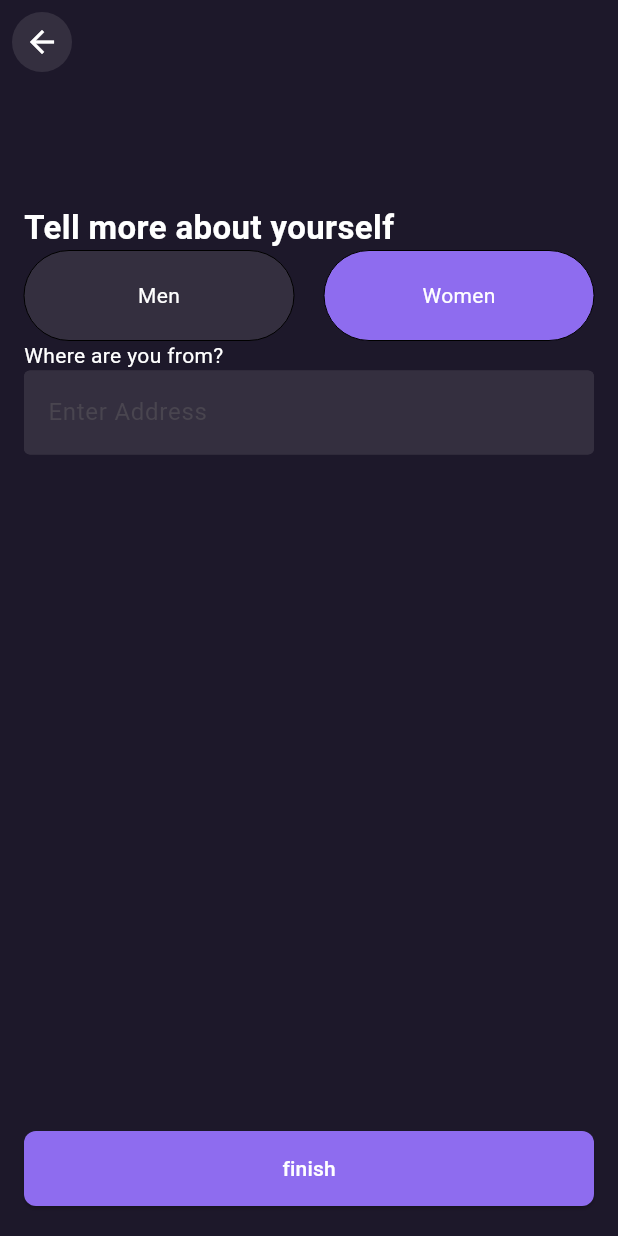
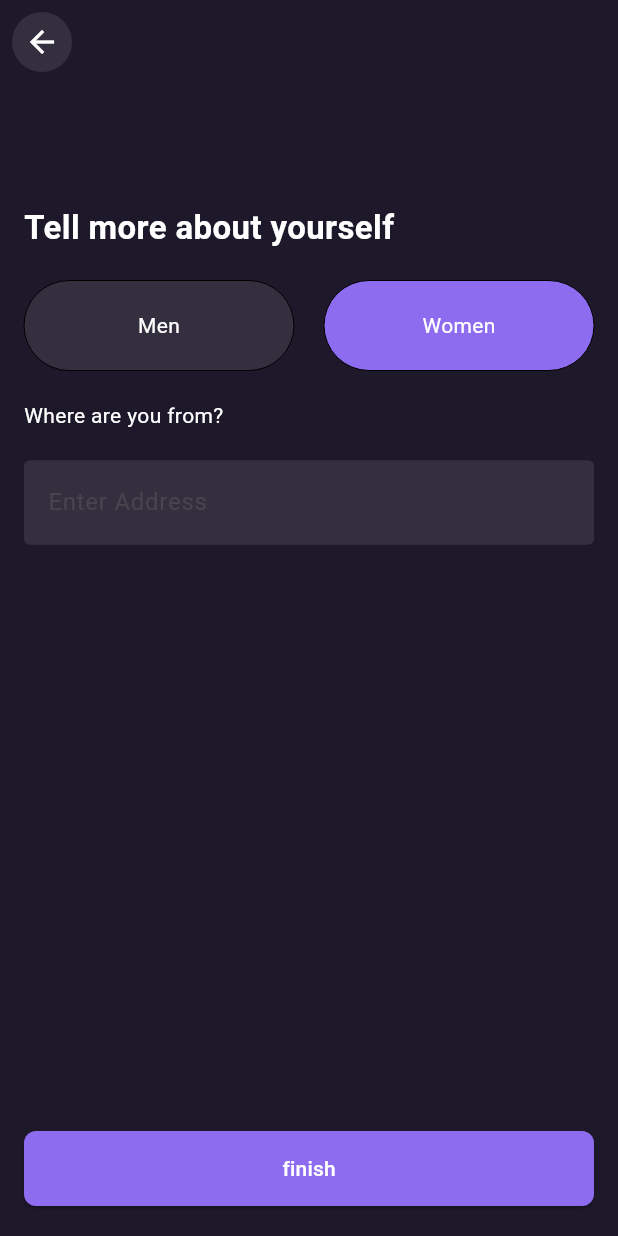
Before and after one commit to ystt1/souvenir_shop_client_FE, a Flutter app: the SignUpPage screen opened directly, after a tap on "Continue", on a phone screen of 412 x 824 dp. Run offline on Flutter 3.47's test engine with Material 3 defaults, Android fonts, the light colour scheme and no system bars; our stand-ins replace cloud_firestore, dartz, firebase_auth, firebase_core, flutter_bloc, flutter_svg and 2 more; accounts and stored records are empty; network calls fail.

Commit message:
change imageUrl of cate

```diff
--- a/lib/data/category/models/category.dart
+++ b/lib/data/category/models/category.dart
@@ -36,7 +36,7 @@ class CategoryModel {
       id: map['id'] as String,
       name: map['name'] as String,
       description: map['description'] as String,
-      imageUrl: map['imageUrl'] as String,
+      imageUrl: processedImageUrl,
       products: map['products'] ?? [],
     );
   }
--- a/lib/presentation/auth/pages/enter_password.dart
+++ b/lib/presentation/auth/pages/enter_password.dart
@@ -66,8 +66,11 @@ class _EnterPasswordPageState extends State<EnterPasswordPage> {
               crossAxisAlignment: CrossAxisAlignment.start,
               children: [
                 _passwordText(context),
+                SizedBox(height: 40,),
                 _passwordField(context),
+                SizedBox(height: 20,),
                 _buttonLogin(context),
+                SizedBox(height: 10,),
                 _forgotPassword(context)
               ],
             ),
--- a/lib/presentation/auth/pages/gender_and_age_selection.dart
+++ b/lib/presentation/auth/pages/gender_and_age_selection.dart
@@ -70,8 +70,11 @@ class _GenderAndAgeSelectionState extends State<GenderAndAgeSelection> {
                     crossAxisAlignment: CrossAxisAlignment.start,
                     children: [
                       _tellUs(context),
+                      SizedBox(height: 20,),
                       _genderSelection(context),
+                      SizedBox(height: 20,),
                       _address(context),
+                      SizedBox(height: 20,),
                       _ageSelection(context)
                     ]),
               ),
@@ -112,7 +115,7 @@ class _GenderAndAgeSelectionState extends State<GenderAndAgeSelection> {
       flex: 1,
       child: GestureDetector(
         onTap: () {
-          context.read<GenderCubit>().selectedGender(false);
+          context.read<GenderCubit>().selectedGender(index);
         },
         child: Container(
           height: 60,
--- a/lib/presentation/auth/pages/sign_in.dart
+++ b/lib/presentation/auth/pages/sign_in.dart
@@ -28,8 +28,11 @@ class _SignInPageState extends State<SignInPage> {
           crossAxisAlignment: CrossAxisAlignment.start,
           children: [
             _signInText(context),
+            SizedBox(height: 40,),
             _emailField(context),
+            SizedBox(height: 20,),
             _buttonLogin(context),
+            SizedBox(height: 30,),
             _createAccount(context)
           ],
         ),
--- a/lib/presentation/auth/pages/sign_up.dart
+++ b/lib/presentation/auth/pages/sign_up.dart
@@ -36,11 +36,17 @@ class _SignUpPageState extends State<SignUpPage> {
               crossAxisAlignment: CrossAxisAlignment.start,
               children: [
                 _signInText(context),
+                SizedBox(height: 40,),
                 _emailField(context),
+                SizedBox(height: 10,),
                 _userNamePasswordField(context),
+                SizedBox(height: 10,),
                 _nameField(context),
+                SizedBox(height: 10,),
                 _passwordField(context),
+                SizedBox(height: 10,),
                 _buttonLogin(context),
+                SizedBox(height: 10,),
                 _createAccount(context)
               ],
             ),
```
